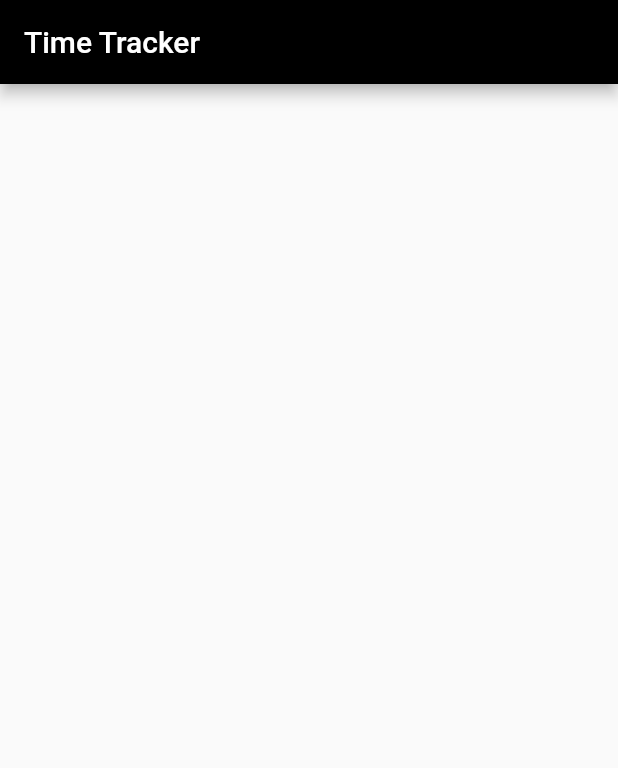
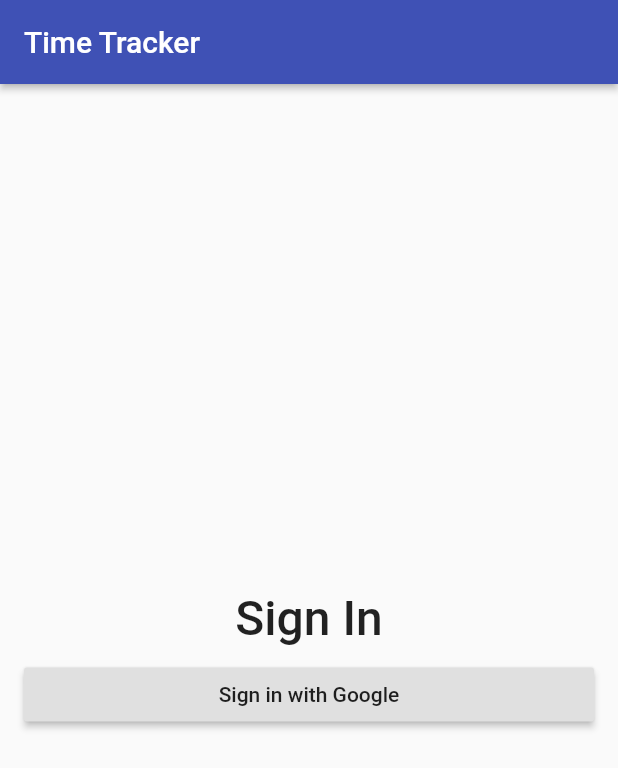
Before and after one commit to MuhammadHassanRazaa/TimeTrackerApp, a Flutter app: the screen it shows after launch, on a phone screen of 412 x 824 dp. Shown: the top 768 px of the screen. Run offline on Flutter 3.47's test engine with Material 2 defaults, Android fonts, the phone set to English and light mode, and no system bars.

Commit message:
First Button Added

```diff
--- a/lib/app/sign_in/sign_in_page.dart
+++ b/lib/app/sign_in/sign_in_page.dart
@@ -1,3 +1,4 @@
+import 'package:flutter/cupertino.dart';
 import 'package:flutter/material.dart';
 
 class SignInPage extends StatelessWidget {
@@ -6,7 +7,35 @@ class SignInPage extends StatelessWidget {
     return Scaffold(
       appBar: AppBar(
         title: Text('Time Tracker'),
-        backgroundColor: Colors.black,
+        elevation: 2.0,
+      ),
+      body: _buildContainer(),
+    );
+  }
+
+  Widget _buildContainer() {
+    return Padding(
+      padding: EdgeInsets.all(16.0),
+      child: Column(
+        crossAxisAlignment: CrossAxisAlignment.stretch,
+        mainAxisAlignment: MainAxisAlignment.center,
+        children: <Widget>[
+          Text(
+            'Sign In',
+            textAlign: TextAlign.center,
+            style: TextStyle(
+              fontSize: 32.0,
+              fontWeight: FontWeight.w500,
+            ),
+          ),
+          SizedBox(height: 8.0),
+          RaisedButton(
+            child: Text('Sign in with Google'),
+            onPressed: () {
+              print('Button Pressed');
+            },
+          ),
+        ],
       ),
     );
   }
```
